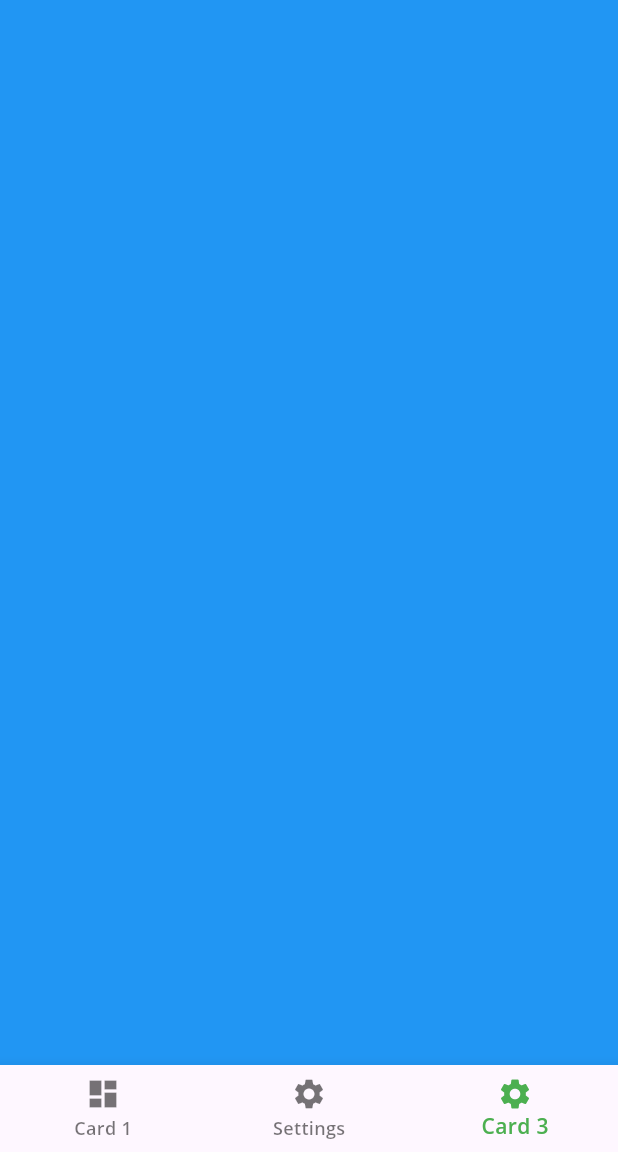
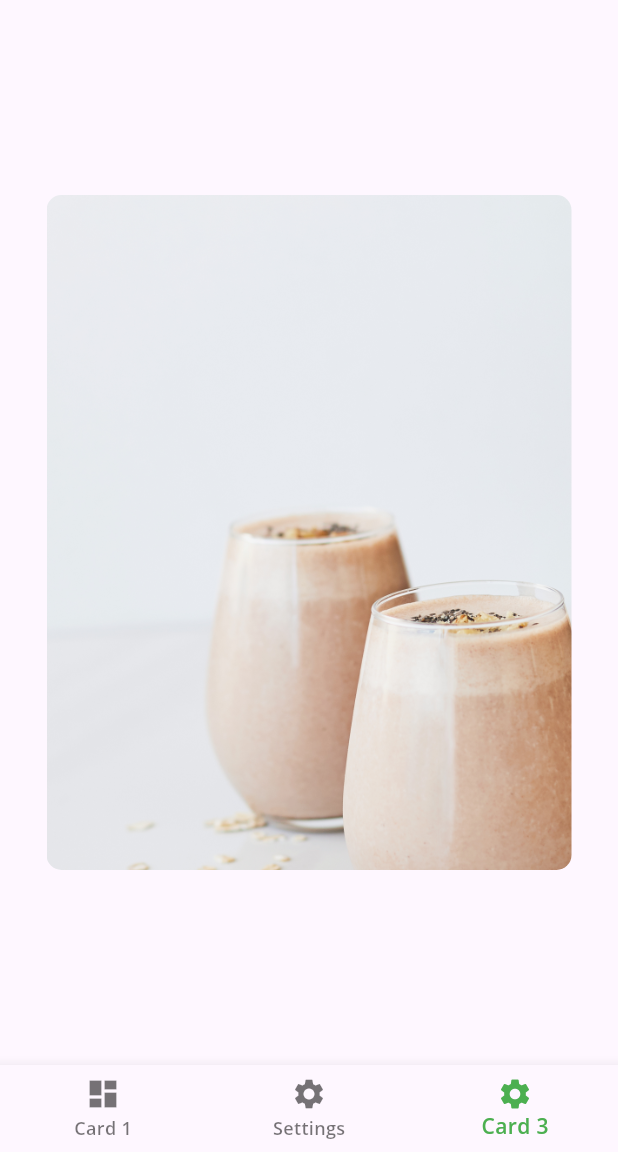
Before and after one commit to krystianpetek/LearningFlutter, a Flutter app: the screen it shows after launch, item 3 of the bottom bar chosen, on a phone screen of 412 x 824 dp, the part 84-1236 px from its top. Run offline on Flutter 3.47's test engine with Material 2 defaults, Android fonts, the phone set to English and light mode, and no system bars; our stand-ins replace google_fonts.

Commit message:
Added another assets to use in card2, added card2 which looks similar to card1 but will be with other content inside

```diff
--- /dev/null
+++ b/book-flutter_apprentice/two_foodapp/lib/cards/card2.dart
@@ -0,0 +1,24 @@
+import 'package:flutter/material.dart';
+
+class Card2 extends StatelessWidget {
+  const Card2({super.key});
+
+  @override
+  Widget build(BuildContext context) {
+    return Center(
+      child: Container(
+        constraints: const BoxConstraints.expand(width: 350, height: 450),
+        decoration: const BoxDecoration(
+          image: DecorationImage(
+            image: AssetImage('assets/img2.png'),
+            fit: BoxFit.cover,
+          ),
+          borderRadius: BorderRadius.all(
+            Radius.circular(10.0),
+          ),
+        ),
+        child: Column(),
+      ),
+    );
+  }
+}
--- a/book-flutter_apprentice/two_foodapp/lib/home.dart
+++ b/book-flutter_apprentice/two_foodapp/lib/home.dart
@@ -1,5 +1,6 @@
 import 'package:flutter/material.dart';
 import 'package:two_foodapp/cards/card1.dart';
+import 'package:two_foodapp/cards/card2.dart';
 import 'package:two_foodapp/cards/home_card.dart';
 
 class Home extends StatefulWidget {
@@ -17,7 +18,7 @@ class HomeState extends State<Home> {
   static List<Widget> pages = <Widget>[
     const Card1(),
     const HomeCard(),
-    Container(color: Colors.blue),
+    const Card2(),
   ];
 
   void _onNavBarTapped(int index) {
--- a/book-flutter_apprentice/two_foodapp/pubspec.yaml
+++ b/book-flutter_apprentice/two_foodapp/pubspec.yaml
@@ -58,6 +58,8 @@ flutter:
   uses-material-design: true
   assets:
     - assets/img1.png
+    - assets/img2.png
+    - assets/author.jpg
   # To add assets to your application, add an assets section, like this:
   # assets:
   #   - images/a_dot_burr.jpeg
```
Also changed, not shown: book-flutter_apprentice/two_foodapp/assets/author.jpg (added), book-flutter_apprentice/two_foodapp/assets/img2.png (added).
